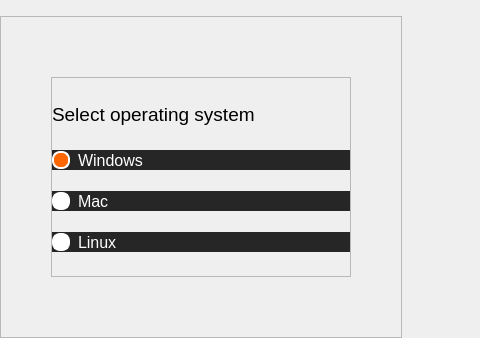
Qt form newSimpleAnalyze/screens/ui/Os.ui (Smidig-Leo/volatility3) before a commit; both pictures show x 0 to 480 and y 317 to 655 of the 1082 by 655 pixel window.
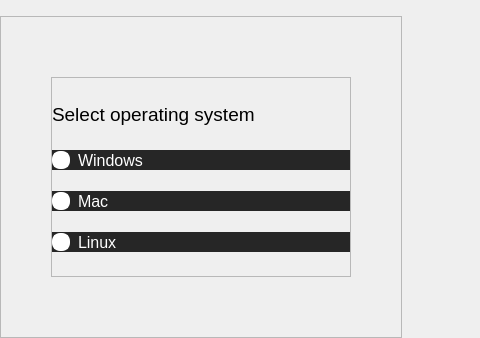
The same form after that commit. Icons and pictures are not drawn.

```diff
--- a/newSimpleAnalyze/screens/ui/Os.ui
+++ b/newSimpleAnalyze/screens/ui/Os.ui
@@ -153,6 +153,9 @@
           </item>
           <item>
            <widget class="QRadioButton" name="radioButtonWindows">
+            <property name="enabled">
+             <bool>true</bool>
+            </property>
             <property name="font">
              <font>
               <family>Arial</family>
@@ -202,7 +205,16 @@
               <height>20</height>
              </size>
             </property>
+            <property name="checkable">
+             <bool>true</bool>
+            </property>
             <property name="checked">
+             <bool>false</bool>
+            </property>
+            <property name="autoRepeat">
+             <bool>false</bool>
+            </property>
+            <property name="autoExclusive">
              <bool>true</bool>
             </property>
            </widget>
```
